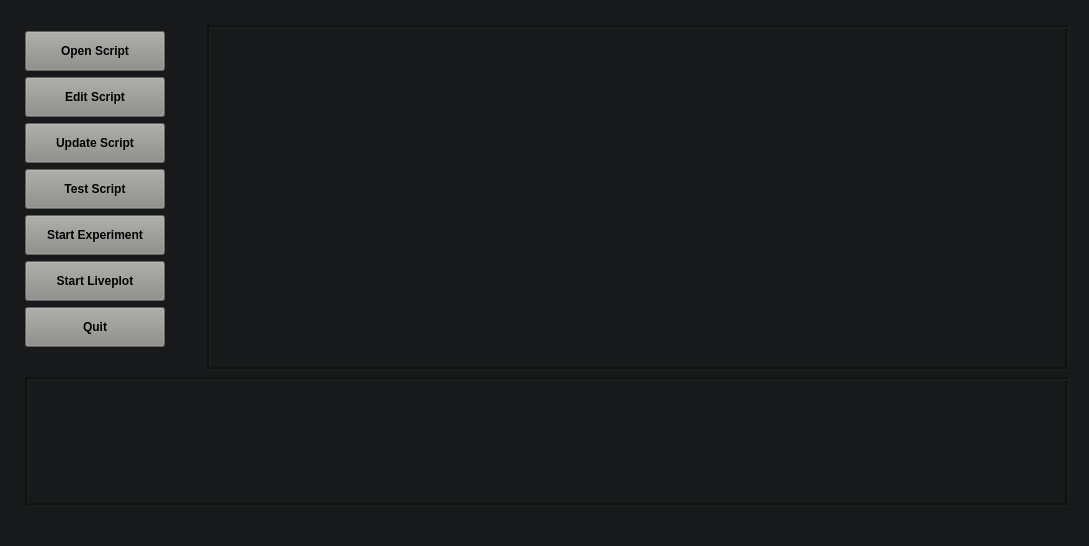
Above: atomize/main/gui/main_window.ui from Anatoly1010/Atomize before the change. Below: the same form after it.
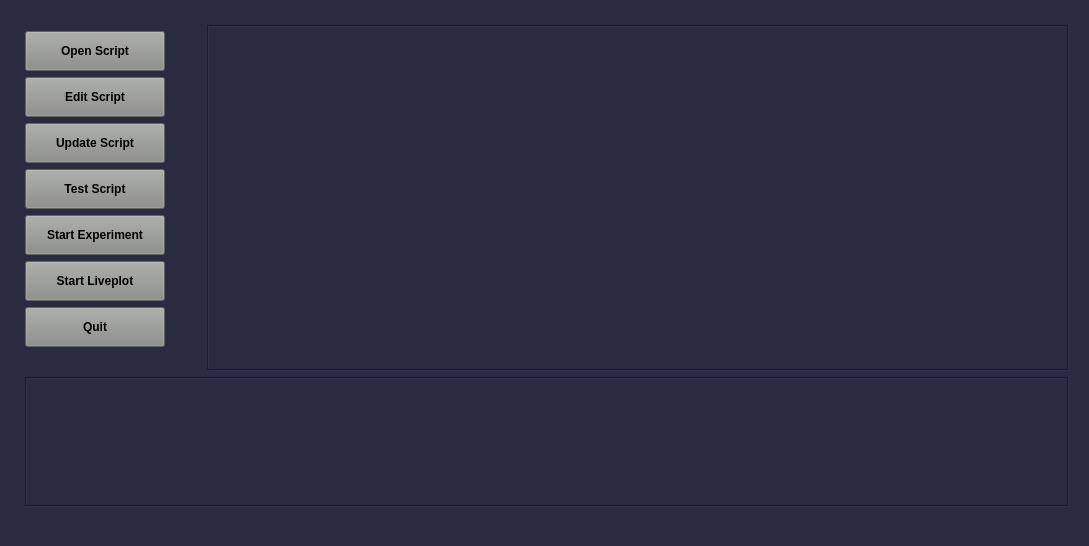
That is the form after the change. Custom widgets are drawn as their Qt base class.

```diff
--- a/atomize/main/gui/main_window.ui
+++ b/atomize/main/gui/main_window.ui
@@ -33,7 +33,7 @@
    <string>Atomize - Split your spectrometer apart!</string>
   </property>
   <property name="styleSheet">
-   <string notr="true">background-color: rgb(24,25,26);</string>
+   <string notr="true">background-color: rgb(42,42,64);</string>
   </property>
   <property name="dockOptions">
    <set>QMainWindow::AllowTabbedDocks|QMainWindow::AnimatedDocks</set>
@@ -271,7 +271,7 @@
        <enum>QFrame::Sunken</enum>
       </property>
       <property name="lineWidth">
-       <number>2</number>
+       <number>1</number>
       </property>
       <property name="verticalScrollBarPolicy">
        <enum>Qt::ScrollBarAsNeeded</enum>
@@ -316,7 +316,7 @@
        <enum>QFrame::Sunken</enum>
       </property>
       <property name="lineWidth">
-       <number>2</number>
+       <number>1</number>
       </property>
       <property name="midLineWidth">
        <number>0</number>
```
